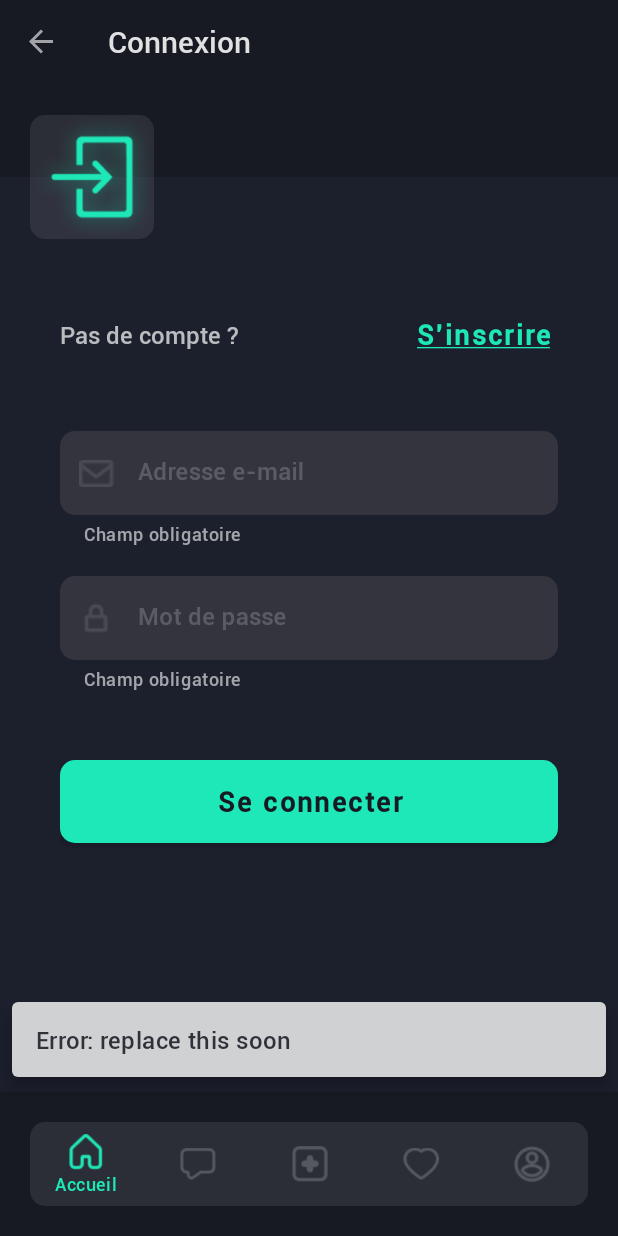
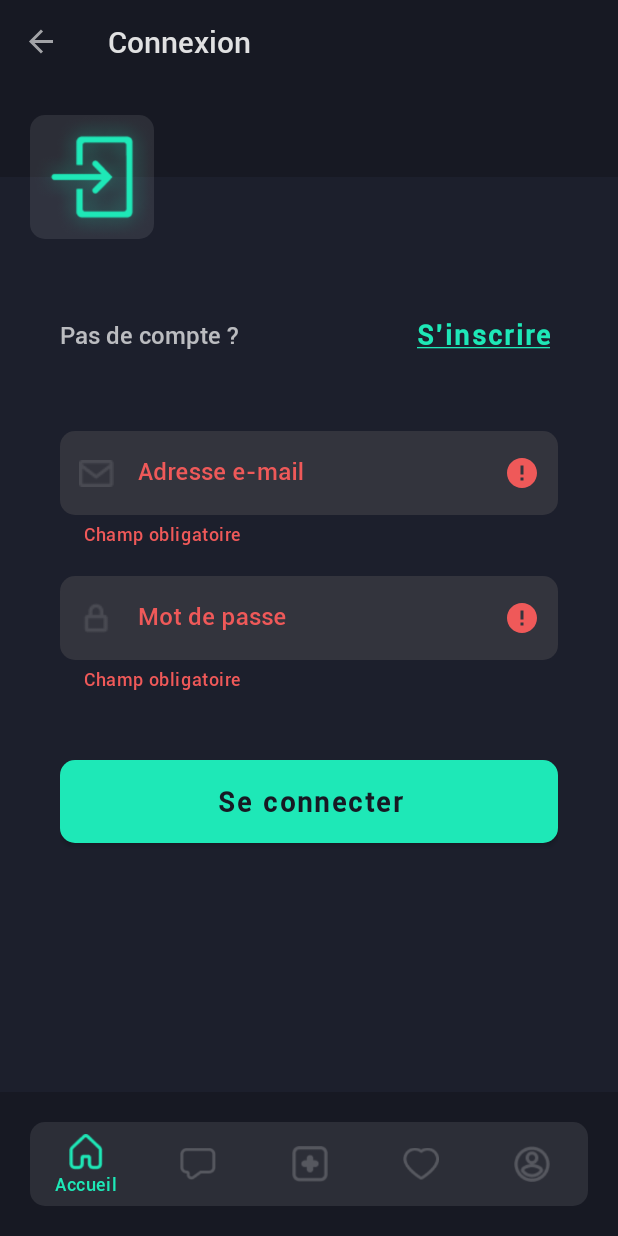
Before and after one commit to 1visible/Vitreen, an Android app: the LoginFragment screen opened through its navigation route, after a tap on "Se connecter", on a phone screen of 412 x 824 dp. Run offline under Robolectric (Android 15) with nearby library versions, the phone set to English and light mode, and no system bars; our stand-ins replace Firebase (no records; nobody signed in at launch, a user with empty details on screens opened directly), navigation-ui.

Commit message:
F22: Added fragment visibility variable

```diff
--- a/app/src/main/AndroidManifest.xml
+++ b/app/src/main/AndroidManifest.xml
@@ -8,13 +8,12 @@
     <uses-permission android:name="android.permission.READ_EXTERNAL_STORAGE"/>
 
     <application
-        android:allowBackup="true"
+        android:allowBackup="false"
         android:icon="@mipmap/vitreen_ic_launcher"
         android:label="@string/app_name"
         android:roundIcon="@mipmap/vitreen_ic_launcher_round"
         android:supportsRtl="true"
-        android:theme="@style/Vitreen.Theme"
-        tools:ignore="AllowBackup">
+        android:theme="@style/Vitreen.Theme" >
         <activity android:name=".activities.MainActivity" android:windowSoftInputMode="adjustNothing">
             <intent-filter>
                 <action android:name="android.intent.action.MAIN" />
--- a/app/src/main/java/c0d3/vitreen/app/fragments/auth/LoginFragment.kt
+++ b/app/src/main/java/c0d3/vitreen/app/fragments/auth/LoginFragment.kt
@@ -19,16 +19,14 @@ class LoginFragment : VFragment(
         super.onViewCreated(view, savedInstanceState)
 
         buttonSubmitLogin.setOnClickListener {
-            if (editTextEmail.text.toString().trim() != "" &&
-                editTextPassword.text.toString().trim() != "") {
+
+            if(isAnyRequiredInputEmpty(editTextEmail, editTextPassword))
+                return@setOnClickListener
 
                 if (user == null)
                     signInUser()
                 else if (user!!.isAnonymous)
                     removeAnonymousUser()
-
-            } else
-                showMessage(R.string.errorMessage)
         }
 
         buttonToRegister1.setOnClickListener {
@@ -54,13 +52,13 @@ class LoginFragment : VFragment(
     }
 
     private fun signInUser() {
-        auth.signInWithEmailAndPassword(editTextEmail.text.toString(), editTextPassword.text.toString())
+        auth.signInWithEmailAndPassword(editTextEmail.editText?.text.toString(), editTextPassword.editText?.text.toString())
             .addOnCompleteListener { task ->
                 if (task.isSuccessful) {
                     findNavController().navigate(R.id.action_navigation_login_to_navigation_home)
                 } else {
                     showMessage(R.string.errorMessage)
-                    editTextPassword.text.clear()
+                    editTextPassword.editText?.text?.clear()
                 }
             }
     }
--- a/app/src/main/java/c0d3/vitreen/app/fragments/favorites/FavoritesFragment.kt
+++ b/app/src/main/java/c0d3/vitreen/app/fragments/favorites/FavoritesFragment.kt
@@ -23,7 +23,6 @@ class FavoritesFragment : VFragment(
     override fun onViewCreated(view: View, savedInstanceState: Bundle?) {
         super.onViewCreated(view, savedInstanceState)
         recyclerViewProducts.visibility = View.VISIBLE
-        textViewNoFavorites.visibility = View.GONE
         val productAdapter = ProductAdapter { product -> adapterOnClick(product) }
         recyclerViewProducts.adapter = productAdapter
         //Récupération de la liste d'annonces en favori de l'utilisateur courant
@@ -76,12 +75,10 @@ class FavoritesFragment : VFragment(
                         } else {
                             //Affichage du text "Aucun favori"
                             recyclerViewProducts.visibility = View.GONE
-                            textViewNoFavorites.visibility = View.VISIBLE
                         }
                     } else {
                         //Affichage du text "Aucun favori"
                         recyclerViewProducts.visibility = View.GONE
-                        textViewNoFavorites.visibility = View.VISIBLE
                     }
                 }
             }
--- a/app/src/main/java/c0d3/vitreen/app/fragments/home/HomeFragment.kt
+++ b/app/src/main/java/c0d3/vitreen/app/fragments/home/HomeFragment.kt
@@ -33,9 +33,6 @@ class HomeFragment : VFragment(
 
     override fun onViewCreated(view: View, savedInstanceState: Bundle?) {
         super.onViewCreated(view, savedInstanceState)
-
-        val mySet = linkedMapOf("label1" to 4F, "label2" to 7F, "label3" to 2F)
-        myChart.show(mySet)
 
         if (user == null) {
             auth.signInAnonymously()
--- a/app/src/main/java/c0d3/vitreen/app/fragments/profile/ProfileFragment.kt
+++ b/app/src/main/java/c0d3/vitreen/app/fragments/profile/ProfileFragment.kt
@@ -5,6 +5,7 @@ import android.util.Log
 import android.view.MenuItem
 import android.view.View
 import androidx.core.content.ContextCompat
+import androidx.navigation.fragment.findNavController
 import c0d3.vitreen.app.R
 import c0d3.vitreen.app.adapter.ProductAdapter
 import c0d3.vitreen.app.models.dto.UserDTO
@@ -31,6 +32,9 @@ class ProfileFragment : VFragment(
 
     override fun onViewCreated(view: View, savedInstanceState: Bundle?) {
         super.onViewCreated(view, savedInstanceState)
+
+        if(user == null)
+            return
 
         usersCollection
             .whereEqualTo("emailAddress", user!!.email)
--- a/app/src/main/java/c0d3/vitreen/app/utils/VFragment.kt
+++ b/app/src/main/java/c0d3/vitreen/app/utils/VFragment.kt
@@ -36,6 +36,8 @@ abstract class VFragment(
         @IdRes private val loginNavigationId: Int = -1
 ) : Fragment() {
 
+    var isFragmentVisible = true
+
     private lateinit var db: FirebaseFirestore
     lateinit var storage: FirebaseStorage
     lateinit var auth: FirebaseAuth
@@ -64,8 +66,14 @@ abstract class VFragment(
         locationsCollection = db.collection(LOCATION_COLLECTION)
         productsCollection = db.collection(PRODUCT_COLLECTION)
 
-        if (requireAuth && user?.isAnonymous == true)
-            navigateTo(loginNavigationId)
+        if (requireAuth) {
+            try {
+                if(user == null || user!!.isAnonymous)
+                    navigateTo(loginNavigationId)
+            } catch (e: NullPointerException) {
+                navigateTo(loginNavigationId)
+            }
+        }
 
         return inflater.inflate(layoutId, container, false)
     }
@@ -76,6 +84,16 @@ abstract class VFragment(
         val topTitle: String = if (topTitleId == -1) "" else getString(topTitleId)
         (activity as? MainActivity)?.setTopViewAttributes(topTitle, topIcon)
         setSpinnerVisibility(GONE)
+    }
+
+    override fun onResume() {
+        super.onResume()
+        isFragmentVisible = true
+    }
+
+    override fun onPause() {
+        super.onPause()
+        isFragmentVisible = false
     }
 
     override fun onCreateOptionsMenu(menu: Menu, inflater: MenuInflater) {
```
Also changed, not shown: app/src/main/java/c0d3/vitreen/app/fragments/auth/Register1Fragment.kt (+10 -13 lines).
